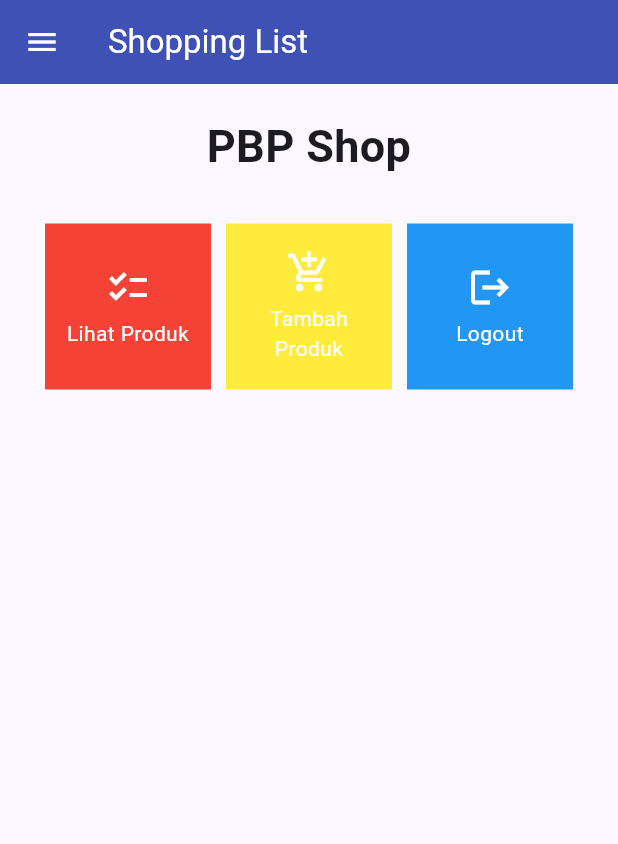
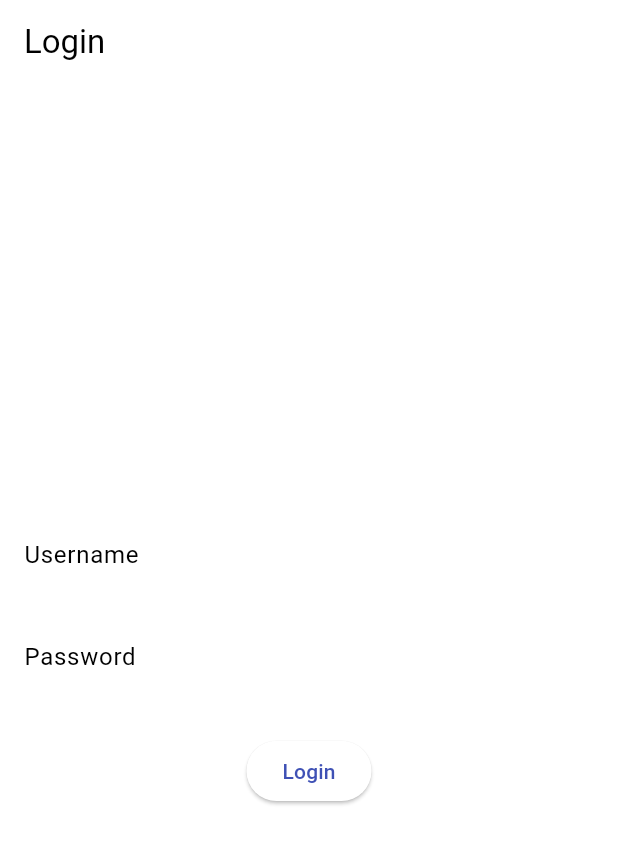
Before and after one commit to KevinIW/shopping-list-mobile, a Flutter app: the screen it shows after launch, on a phone screen of 412 x 824 dp. Shown: the top 844 px of the screen. Run offline on Flutter 3.47's test engine with Material 2 defaults, Android fonts, the phone set to English and light mode, and no system bars; missing offline and left inert: pbp_django_auth.

Commit message:
+finishing tutorial 8\

```diff
--- a/lib/main.dart
+++ b/lib/main.dart
@@ -1,38 +1,31 @@
 import 'package:flutter/material.dart';
-import 'package:shopping_list/screens/menu.dart';
+import 'package:shopping_list/screens/login.dart';
+import 'package:pbp_django_auth/pbp_django_auth.dart';
+import 'package:provider/provider.dart';
 
 void main() {
   runApp(const MyApp());
 }
 
 class MyApp extends StatelessWidget {
-  const MyApp({super.key});
+  const MyApp({Key? key}) : super(key: key);
 
-  // This widget is the root of your application.
   @override
   Widget build(BuildContext context) {
-    return MaterialApp(
-      title: 'Flutter Demo',
-      theme: ThemeData(
-        // This is the theme of your application.
-        //
-        // TRY THIS: Try running your application with "flutter run". You'll see
-        // the application has a blue toolbar. Then, without quitting the app,
-        // try changing the seedColor in the colorScheme below to Colors.green
-        // and then invoke "hot reload" (save your changes or press the "hot
-        // reload" button in a Flutter-supported IDE, or press "r" if you used
-        // the command line to start the app).
-        //
-        // Notice that the counter didn't reset back to zero; the application
-        // state is not lost during the reload. To reset the state, use hot
-        // restart instead.
-        //
-        // This works for code too, not just values: Most code changes can be
-        // tested with just a hot reload.
-        colorScheme: ColorScheme.fromSeed(seedColor: Colors.indigo),
-        useMaterial3: true,
-      ),
-      home: MyHomePage(),
+    return Provider(
+      create: (_) {
+        CookieRequest request = CookieRequest();
+        return request;
+      },
+      child: MaterialApp(
+        title: 'Flutter App',
+        theme: ThemeData(
+          colorScheme: ColorScheme.fromSwatch(primarySwatch: Colors.indigo),
+          // Replace fromSeed with fromSwatch and provide a named parameter primarySwatch
+          useMaterial3: true,
+        ),
+        home: const LoginPage(),
+      ), // Removed an extra parenthesis here
     );
   }
 }
--- /dev/null
+++ b/lib/screens/login.dart
@@ -0,0 +1,116 @@
+// ignore_for_file: use_build_context_synchronously
+
+import 'package:shopping_list/screens/menu.dart';
+import 'package:flutter/material.dart';
+import 'package:pbp_django_auth/pbp_django_auth.dart';
+import 'package:provider/provider.dart';
+
+void main() {
+    runApp(const LoginApp());
+}
+
+class LoginApp extends StatelessWidget {
+const LoginApp({super.key});
+
+@override
+Widget build(BuildContext context) {
+    return MaterialApp(
+        title: 'Login',
+        theme: ThemeData(
+            primarySwatch: Colors.blue,
+    ),
+    home: const LoginPage(),
+    );
+    }
+}
+
+class LoginPage extends StatefulWidget {
+    const LoginPage({super.key});
+
+    @override
+    _LoginPageState createState() => _LoginPageState();
+}
+
+class _LoginPageState extends State<LoginPage> {
+    final TextEditingController _usernameController = TextEditingController();
+    final TextEditingController _passwordController = TextEditingController();
+
+    @override
+    Widget build(BuildContext context) {
+        final request = context.watch<CookieRequest>();
+        return Scaffold(
+            appBar: AppBar(
+                title: const Text('Login'),
+            ),
+            body: Container(
+                padding: const EdgeInsets.all(16.0),
+                child: Column(
+                    mainAxisAlignment: MainAxisAlignment.center,
+                    children: [
+                        TextField(
+                            controller: _usernameController,
+                            decoration: const InputDecoration(
+                                labelText: 'Username',
+                            ),
+                        ),
+                        const SizedBox(height: 12.0),
+                        TextField(
+                            controller: _passwordController,
+                            decoration: const InputDecoration(
+                                labelText: 'Password',
+                            ),
+                            obscureText: true,
+                        ),
+                        const SizedBox(height: 24.0),
+                        ElevatedButton(
+                            onPressed: () async {
+                                String username = _usernameController.text;
+                                String password = _passwordController.text;
+
+                                // Cek kredensial
+                                // url ini
+                                // Untuk menyambungkan Android emulator dengan Django pada localhost,
+                                // gunakan URL http://10.0.2.2/
+                                final response = await request.login("http://127.0.0.1:8000/auth/login/", {
+                                'username': username,
+                                'password': password,
+                                });
+
+                                if (request.loggedIn) {
+                                    String message = response['message'];
+                                    String uname = response['username'];
+                                    Navigator.pushReplacement(
+                                        context,
+                                        MaterialPageRoute(builder: (context) => MyHomePage()),
+                                    );
+                                    ScaffoldMessenger.of(context)
+                                        ..hideCurrentSnackBar()
+                                        ..showSnackBar(
+                                            SnackBar(content: Text("$message Selamat datang, $uname.")));
+                                    } else {
+                                    showDialog(
+                                        context: context,
+                                        builder: (context) => AlertDialog(
+                                            title: const Text('Login Gagal'),
+                                            content:
+                                                Text(response['message']),
+                                            actions: [
+                                                TextButton(
+                                                    child: const Text('OK'),
+                                                    onPressed: () {
+                                                        Navigator.pop(context);
+                                                    },
+                                                ),
+                                            ],
+                                        ),
+                                    );
+                                }
+                            },
+                            child: const Text('Login'),
+                        ),
+                    ],
+                ),
+            ),
+        );
+    }
+}
--- a/lib/screens/menu.dart
+++ b/lib/screens/menu.dart
@@ -1,5 +1,4 @@
 import 'package:flutter/material.dart';
-import 'package:shopping_list/screens/shoplist_form.dart';
 import 'package:shopping_list/widgets/left_drawer.dart';
 import 'package:shopping_list/widgets/shop_card.dart';
 
@@ -73,70 +72,3 @@ class MyHomePage extends StatelessWidget {
 // case the title) provided by the parent (in this case the App widget) and
 // used by the build method of the State. Fields in a Widget subclass are
 // always marked "final".
-
-
-
-class ShopCard extends StatelessWidget {
-  final ShopItem item;
-
-  const ShopCard(this.item, {super.key}); // Constructor
-
-  static int counter = 0;
-
-  Color getCounter() {
-    if (counter == 0) {
-      counter++;
-      return Colors.red;
-    } else if (counter == 1) {
-      counter++;
-      return Colors.yellow;
-    }
-    return Colors.blue;
-  }
-
-  @override
-  Widget build(BuildContext context) {
-    return Material(
-      color: getCounter(),
-      child: InkWell(
-        // Area responsive terhadap sentuhan
-        onTap: () {
-          // Memunculkan SnackBar ketika diklik
-          ScaffoldMessenger.of(context)
-            ..hideCurrentSnackBar()
-            ..showSnackBar(SnackBar(
-                content: Text("Kamu telah menekan tombol ${item.name}!")));
-          // Navigate ke route yang sesuai (tergantung jenis tombol)
-          if (item.name == "Tambah Produk") {
-            // xxx
-            Navigator.push(context,
-                MaterialPageRoute(builder: (context) => const ShopFormPage()));
-          }
-        },
-
-        child: Container(
-          // Container untuk menyimpan Icon dan Text
-          padding: const EdgeInsets.all(8),
-          child: Center(
-            child: Column(
-              mainAxisAlignment: MainAxisAlignment.center,
-              children: [
-                Icon(
-                  item.icon,
-                  color: Colors.white,
-                  size: 30.0,
-                ),
-                const Padding(padding: EdgeInsets.all(3)),
-                Text(
-                  item.name,
-                  textAlign: TextAlign.center,
-                  style: const TextStyle(color: Colors.white),
-                ),
-              ],
-            ),
-          ),
-        ),
-      ),
-    );
-  }
-}
--- a/pubspec.yaml
+++ b/pubspec.yaml
@@ -35,6 +35,9 @@ dependencies:
   # The following adds the Cupertino Icons font to your application.
   # Use with the CupertinoIcons class for iOS style icons.
   cupertino_icons: ^1.0.2
+  provider: ^6.1.1
+  pbp_django_auth: ^0.3.1
+  http: ^0.13.6
 
 dev_dependencies:
   flutter_test:
```
Also changed, not shown: lib/models/product.dart (added, +65 -0 lines), lib/screens/list_product.dart (added, +91 -0 lines), lib/screens/shoplist_form.dart (+37 -33 lines), lib/widgets/left_drawer.dart (+12 -0 lines), lib/widgets/shop_card.dart (+96 -0 lines), pubspec.lock, 2 other files.
